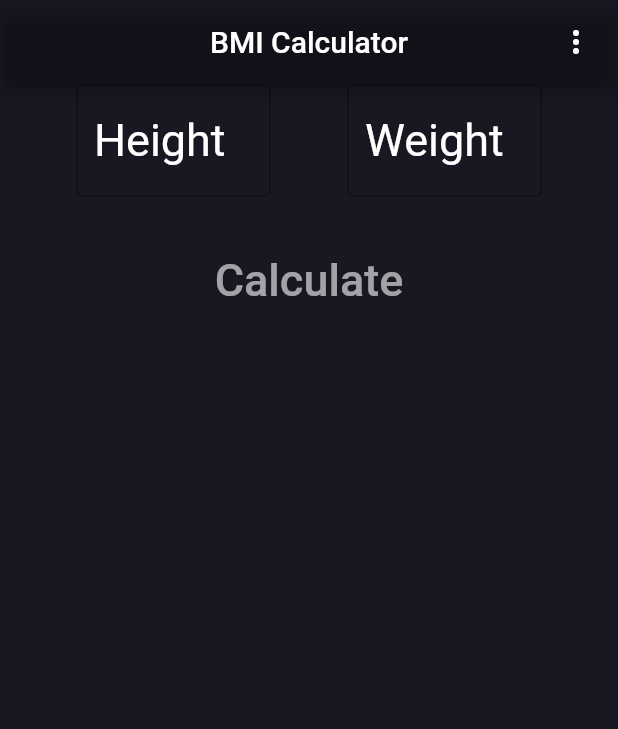
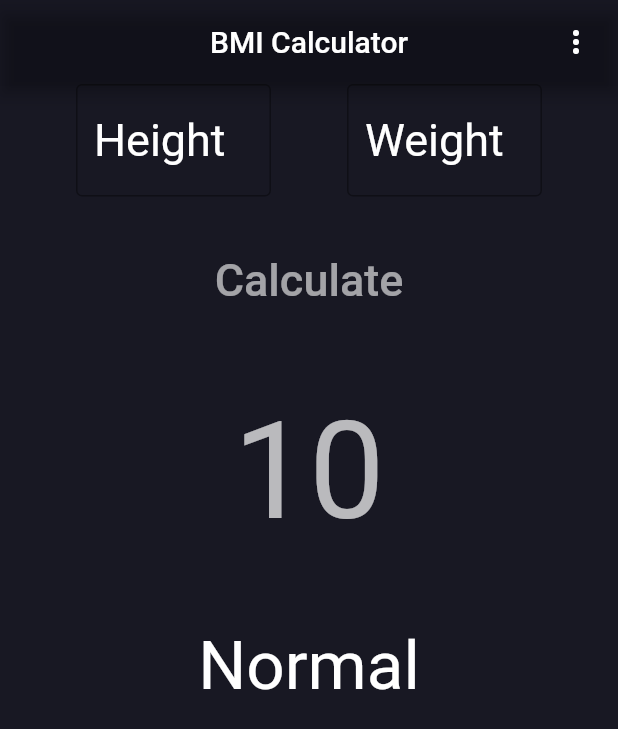
Before and after one commit to sandesh101/BMI-Calculator, a Flutter app: the screen it shows after launch, on a phone screen of 412 x 824 dp. Shown: the top 729 px of the screen. Run offline on Flutter 3.47's test engine with Material 2 defaults, Android fonts, the phone set to English and light mode, and no system bars.

Commit message:
Added field to show results

```diff
--- a/lib/bmi.dart
+++ b/lib/bmi.dart
@@ -66,7 +66,20 @@ class _BmiUIState extends State<BmiUI> {
               ),
             ),
           ),
-          SizedBox(height: 30),
+          SizedBox(height: 50),
+          Container(
+            child: Text(
+              '10',
+              style: TextStyle(color: Colors.white70, fontSize: 90),
+            ),
+          ),
+          SizedBox(height: 50),
+          Container(
+            child: Text(
+              'Normal',
+              style: TextStyle(color: Colors.white, fontSize: 45),
+            ),
+          ),
         ],
       ),
     );
```
